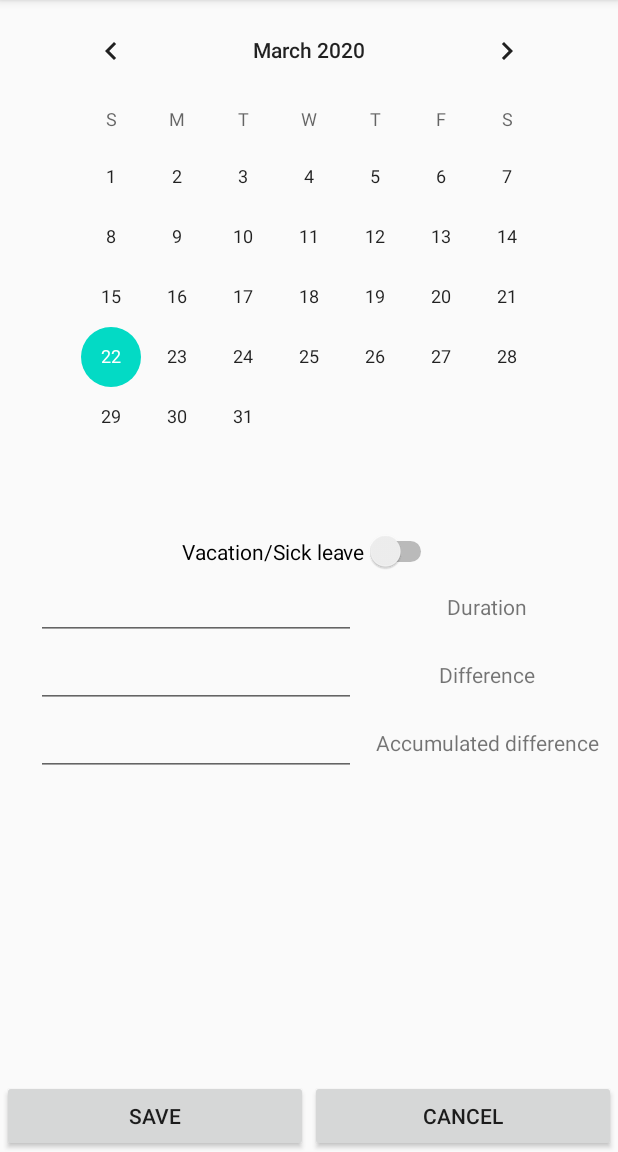
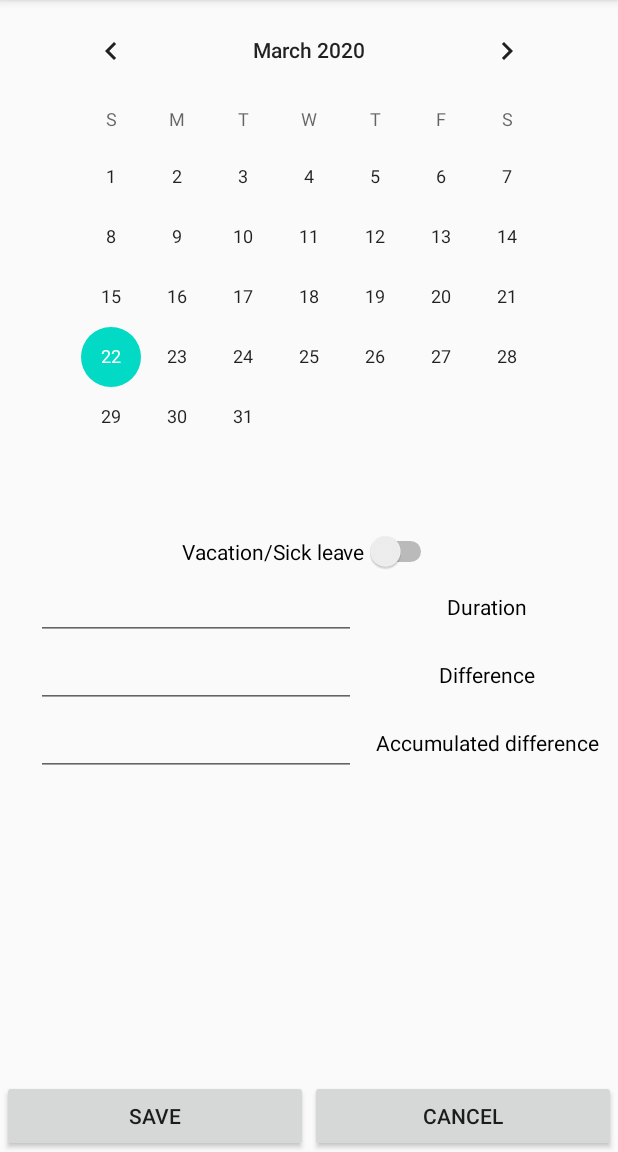
Before and after one commit to ede1998/WorkTracks, an Android app: the AddOrEditEntryFragment screen opened through its navigation route, on a phone screen of 412 x 824 dp, the part 84-1236 px from its top. Run offline under Robolectric (Android 15) with nearby library versions, the phone set to English and light mode, and no system bars; our stand-ins replace Room's generated code.

Commit message:
CHG: some graphical improvement (color, gui update)

```diff
--- a/app/src/main/java/me/erikhennig/worktracks/model/WorkTime.java
+++ b/app/src/main/java/me/erikhennig/worktracks/model/WorkTime.java
@@ -15,6 +15,10 @@ public class WorkTime implements IWorkTime {
 
     public WorkTime() {
 
+    }
+
+    public WorkTime(LocalDate date) {
+        this.date = date;
     }
 
     public WorkTime(LocalDate date, boolean ignore, LocalTime startingTime, LocalTime endingTime, Duration breakDuration, String comment) {
--- a/app/src/main/java/me/erikhennig/worktracks/ui/AddOrEditEntryFragment.java
+++ b/app/src/main/java/me/erikhennig/worktracks/ui/AddOrEditEntryFragment.java
@@ -8,8 +8,10 @@ import android.widget.Button;
 import android.widget.CalendarView;
 import android.widget.EditText;
 import android.widget.Switch;
+import android.widget.TextView;
 
 import androidx.annotation.NonNull;
+import androidx.core.content.ContextCompat;
 import androidx.fragment.app.Fragment;
 import androidx.lifecycle.ViewModelProvider;
 import androidx.navigation.fragment.NavHostFragment;
@@ -20,10 +22,11 @@ import java.time.Duration;
 import java.time.LocalDate;
 import java.time.LocalTime;
 import java.time.format.DateTimeParseException;
-import java.util.Locale;
+import java.util.function.Function;
 
 import me.erikhennig.worktracks.R;
 import me.erikhennig.worktracks.model.IWorkTime;
+import me.erikhennig.worktracks.model.TimeDurationFormatter;
 import me.erikhennig.worktracks.model.WorkTime;
 import me.erikhennig.worktracks.viewmodel.WorkTimeViewModel;
 
@@ -44,8 +47,9 @@ public class AddOrEditEntryFragment extends Fragment implements View.OnFocusChan
         workTimeViewModel = new ViewModelProvider(requireActivity()).get(WorkTimeViewModel.class);
 
         view.<CalendarView>findViewById(R.id.calendar).setOnDateChangeListener((clickedView, year, zeroBasedMonth, day) -> {
-            this.workTime.setDate(LocalDate.of(year, zeroBasedMonth + 1, day));
+            this.loadWorkTime(LocalDate.of(year, zeroBasedMonth + 1, day));
             this.updateInputFields();
+            this.updateTextViews();
         });
 
         view.<Button>findViewById(R.id.cancel).setOnClickListener(clickedView -> this.navigateToTable());
@@ -55,9 +59,14 @@ public class AddOrEditEntryFragment extends Fragment implements View.OnFocusChan
         view.<EditText>findViewById(R.id.end).setOnFocusChangeListener(this);
         view.<EditText>findViewById(R.id.break_duration).setOnFocusChangeListener(this);
 
-        this.workTime = new WorkTime();
-        this.workTime.setDate(LocalDate.now());
+        this.loadWorkTime(LocalDate.now());
         this.updateInputFields();
+        this.updateTextViews();
+    }
+
+    private void loadWorkTime(LocalDate date) {
+        IWorkTime wt = this.workTimeViewModel.getWorkTime(date);
+        this.workTime = wt != null ? new WorkTime(wt) : new WorkTime(date);
     }
 
     @Override
@@ -66,29 +75,27 @@ public class AddOrEditEntryFragment extends Fragment implements View.OnFocusChan
 
         EditText text = (EditText) view;
 
-        LocalTime time = parseTime(text);
 
-        switch (text.getId())
-        {
+        switch (text.getId()) {
             case R.id.break_duration:
-                Duration breakDuration = null;
-                if (time != null) {
-                    breakDuration = Duration.between(LocalTime.of(0, 0), time);
-                }
-                this.workTime.setBreakDuration(breakDuration);
+                final Duration duration = parse(text, TimeDurationFormatter::parseDuration);
+                this.workTime.setBreakDuration(duration);
                 break;
             case R.id.start:
-                this.workTime.setStartingTime(time);
+                final LocalTime start = parse(text, TimeDurationFormatter::parseTime);
+                this.workTime.setStartingTime(start);
                 break;
             case R.id.end:
-                this.workTime.setEndingTime(time);
+                final LocalTime end = parse(text, TimeDurationFormatter::parseTime);
+                this.workTime.setEndingTime(end);
                 break;
         }
 
         this.updateTextViews();
     }
 
-    private static LocalTime parseTime(EditText textField) {
+
+    private static <T> T parse(EditText textField, Function<String, T> parser) {
         String inputName = "UNKNOWN";
         switch (textField.getId()) {
             case R.id.start:
@@ -103,7 +110,7 @@ public class AddOrEditEntryFragment extends Fragment implements View.OnFocusChan
         }
 
         try {
-            return LocalTime.parse(textField.getText().toString());
+            return parser.apply(textField.getText().toString());
         } catch (DateTimeParseException e) {
             String errorMessage = "Input '" + e.getParsedString() + "' in field " + inputName + " could not be parsed.";
             Snackbar snackbar = Snackbar.make(textField, errorMessage, Snackbar.LENGTH_SHORT);
@@ -125,25 +132,15 @@ public class AddOrEditEntryFragment extends Fragment implements View.OnFocusChan
         this.workTimeViewModel.insertOrUpdate(this.workTime);
 
         this.navigateToTable();
-    };
+    }
 
     private void updateInputFields() {
         View view = requireView();
 
-        String startingTime = "";
-        String endingTime = "";
-        String duration = "";
-        boolean ignore = false;
-
-        IWorkTime wt = this.workTimeViewModel.getWorkTime(this.workTime.getDate());
-        if (wt != null) {
-            this.workTime = new WorkTime(wt);
-            startingTime = wt.getStartingTime().toString();
-            endingTime = wt.getEndingTime().toString();
-            final long durationInMinutes = wt.getBreakDuration().toMinutes();
-            duration = String.format(Locale.getDefault(), "%02d:%02d", durationInMinutes / 60, durationInMinutes % 60);
-            ignore = wt.getIgnore();
-        }
+        String startingTime = format(this.workTime.getStartingTime(), TimeDurationFormatter::formatTime);
+        String endingTime = format(this.workTime.getEndingTime(), TimeDurationFormatter::formatTime);
+        String duration = format(this.workTime.getBreakDuration(), TimeDurationFormatter::formatDuration);
+        boolean ignore = this.workTime.getIgnore();
 
         view.<EditText>findViewById(R.id.start).setText(startingTime);
         view.<EditText>findViewById(R.id.end).setText(endingTime);
@@ -151,9 +148,46 @@ public class AddOrEditEntryFragment extends Fragment implements View.OnFocusChan
         view.<Switch>findViewById(R.id.ignoreDay).setChecked(ignore);
     }
 
+    private static <T> String format(T value, Function<T, String> formatter)
+    {
+        if (value == null)
+            return "";
+        return formatter.apply(value);
+    }
+
     private void updateTextViews() {
         View view = requireView();
 
+        String durationString = this.getString(R.string.duration);
+        String differenceString = this.getString(R.string.difference);
+        String accumulatedDifferenceString = this.getString(R.string.accumulated_difference);
+
+        int positiveColor = ContextCompat.getColor(this.requireContext(), R.color.colorPositive);
+        int negativeColor = ContextCompat.getColor(this.requireContext(), R.color.colorNegative);
+        int neutralColor = ContextCompat.getColor(this.requireContext(), R.color.colorNeutral);
+
+        int differenceColor = neutralColor;
+        int accumulatedDifferenceColor = neutralColor;
+
+        Duration duration = this.workTime.getWorkingDuration();
+        if (duration != null) {
+            durationString = TimeDurationFormatter.formatDuration(duration);
+
+            // TODO extract as parameter
+            final Duration expectedDuration = Duration.ofHours(7).plusMinutes(24);
+            final Duration difference = duration.minus(expectedDuration);
+            differenceString = TimeDurationFormatter.formatDuration(difference);
+            differenceColor = difference.isNegative()? negativeColor: positiveColor;
+            differenceColor = difference.isZero()? neutralColor: differenceColor;
+
+            accumulatedDifferenceColor = neutralColor;
+        }
+
+        view.<TextView>findViewById(R.id.duration).setText(durationString);
+        view.<TextView>findViewById(R.id.difference).setTextColor(differenceColor);
+        view.<TextView>findViewById(R.id.difference).setText(differenceString);
+        view.<TextView>findViewById(R.id.accumulated_difference).setText(accumulatedDifferenceString);
+        view.<TextView>findViewById(R.id.accumulated_difference).setTextColor(accumulatedDifferenceColor);
     }
 
     private void navigateToTable() {
--- a/app/src/main/res/layout/add_or_edit_entry_fragment.xml
+++ b/app/src/main/res/layout/add_or_edit_entry_fragment.xml
@@ -69,7 +69,6 @@
             android:layout_width="wrap_content"
             android:layout_height="wrap_content"
             android:layout_marginStart="24dp"
-            android:layout_marginLeft="24dp"
             android:ems="10"
             android:inputType="time"
             app:layout_constraintBottom_toTopOf="@+id/end"
@@ -81,7 +80,7 @@
             android:layout_width="wrap_content"
             android:layout_height="wrap_content"
             android:layout_marginTop="16dp"
-            android:text="Vacation/Sick leave"
+            android:text="@string/vacation_sick_leave"
             app:layout_constraintBottom_toTopOf="@+id/start"
             app:layout_constraintEnd_toEndOf="parent"
             app:layout_constraintHorizontal_bias="0.5"
@@ -92,7 +91,8 @@
             android:id="@+id/duration"
             android:layout_width="wrap_content"
             android:layout_height="wrap_content"
-            android:text="Duration"
+            android:text="@string/duration"
+            android:textColor="@color/colorNeutral"
             app:layout_constraintBottom_toBottomOf="@+id/start"
             app:layout_constraintEnd_toEndOf="parent"
             app:layout_constraintStart_toEndOf="@+id/start"
@@ -102,7 +102,8 @@
             android:id="@+id/accumulated_difference"
             android:layout_width="wrap_content"
             android:layout_height="wrap_content"
-            android:text="Accumulated difference"
+            android:text="@string/accumulated_difference"
+            android:textColor="@color/colorNeutral"
             app:layout_constraintBottom_toBottomOf="@+id/break_duration"
             app:layout_constraintEnd_toEndOf="parent"
             app:layout_constraintStart_toEndOf="@+id/break_duration"
@@ -112,7 +113,8 @@
             android:id="@+id/difference"
             android:layout_width="wrap_content"
             android:layout_height="wrap_content"
-            android:text="Difference"
+            android:text="@string/difference"
+            android:textColor="@color/colorNeutral"
             app:layout_constraintBottom_toBottomOf="@+id/end"
             app:layout_constraintEnd_toEndOf="parent"
             app:layout_constraintStart_toEndOf="@+id/end"
--- a/app/src/main/res/values/colors.xml
+++ b/app/src/main/res/values/colors.xml
@@ -3,4 +3,7 @@
     <color name="colorPrimary">#6200EE</color>
     <color name="colorPrimaryDark">#3700B3</color>
     <color name="colorAccent">#03DAC5</color>
+    <color name="colorNegative">#ff4d4d</color>
+    <color name="colorPositive">#70db70</color>
+    <color name="colorNeutral">@android:color/primary_text_light</color>
 </resources>
--- a/app/src/main/res/values/strings.xml
+++ b/app/src/main/res/values/strings.xml
@@ -10,4 +10,8 @@
     <string name="hello_first_fragment">Hello first fragment</string>
     <string name="hello_second_fragment">Hello second fragment. Arg: %1$s</string>
     <string name="save">Save</string>
+    <string name="vacation_sick_leave">Vacation/Sick leave</string>
+    <string name="duration">Duration</string>
+    <string name="accumulated_difference">Accumulated difference</string>
+    <string name="difference">Difference</string>
 </resources>
```
Also changed, not shown: app/src/main/java/me/erikhennig/worktracks/model/TimeDurationFormatter.java (added, +29 -0 lines).
